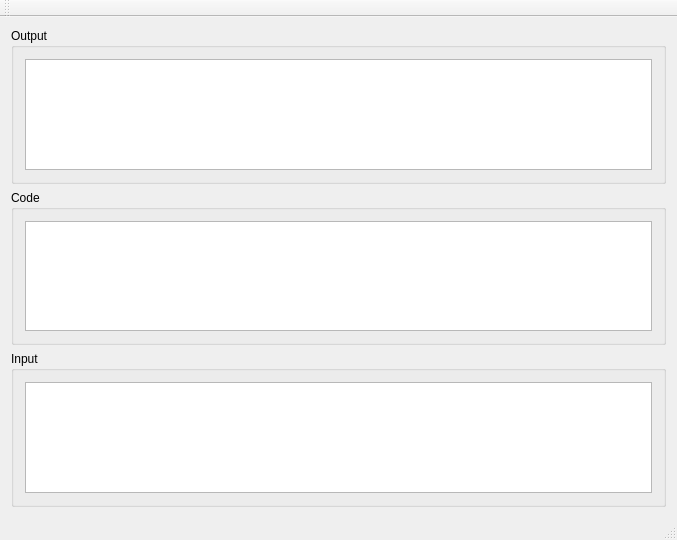
Above: mainwindow.ui from jakobkogler/PythIDE before the change. Below: the same form after it.
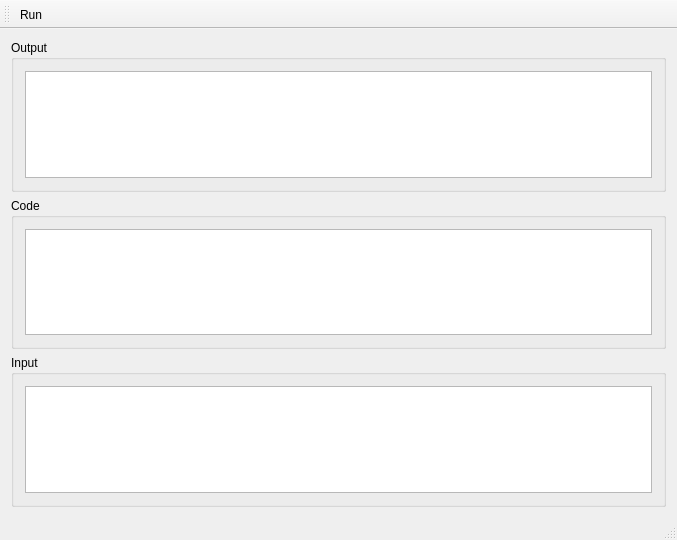
That is the form after the change.

Commit message: Run program with subprocess

Patch:
```diff
--- a/mainwindow.ui
+++ b/mainwindow.ui
@@ -76,10 +76,22 @@
     <enum>TopToolBarArea</enum>
    </attribute>
    <attribute name="toolBarBreak">
-    <bool>false</bool>
+    <bool>true</bool>
    </attribute>
+   <addaction name="action_run"/>
   </widget>
   <widget class="QStatusBar" name="statusBar"/>
+  <action name="action_run">
+   <property name="text">
+    <string>Run</string>
+   </property>
+   <property name="toolTip">
+    <string>Run program. </string>
+   </property>
+   <property name="shortcut">
+    <string>Ctrl+Return</string>
+   </property>
+  </action>
  </widget>
  <layoutdefault spacing="6" margin="11"/>
  <resources/>
```
The commit also changes 1 other file.
